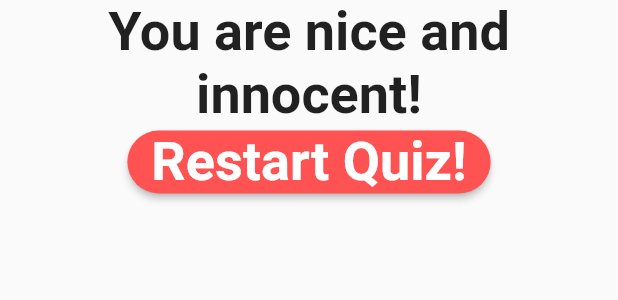
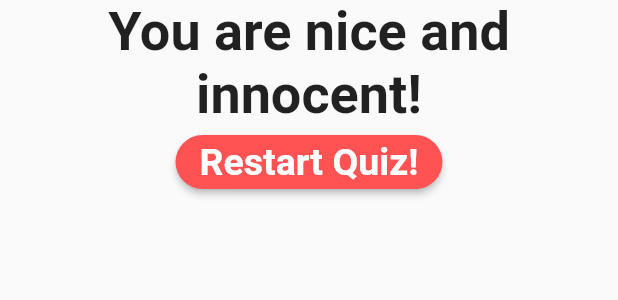
Before and after one commit to sarveshsrv/quizz_app, a Flutter app: the Result widget shown alone on an empty page, opened directly with empty values, on a phone screen of 412 x 824 dp. Shown: the top 300 px of the screen. Run offline on Flutter 3.47's test engine with Material 2 defaults, Android fonts, the phone set to English and light mode, and no system bars.

Commit message:
fonts and map cahnged

```diff
--- a/lib/quizz.dart
+++ b/lib/quizz.dart
@@ -21,8 +21,8 @@ class Quiz extends StatelessWidget {
         Question(
           questions[questionIndex]['questionText'],
         ),
-        ...(questions[questionIndex]['answers'] as List<Map<String,Object>>).map((answer) {
-          return Answer(()=> answerQuestion(answer[score]), answer['text']);
+        ...(questions[questionIndex]['answers'] as List<Map<String, Object>>).map((answer) {
+          return Answer(() => answerQuestion(answer['score']), answer['text']);
         }).toList()
       ],
     );
--- a/lib/result.dart
+++ b/lib/result.dart
@@ -36,7 +36,7 @@ class Result extends StatelessWidget {
         textColor: Colors.white,
         child: Text(
           'Restart Quiz!',
-          style: TextStyle(fontSize: 36, fontWeight: FontWeight.bold),
+          style: TextStyle(fontSize: 25, fontWeight: FontWeight.bold),
         ),
         onPressed: resetHandler,
       ),
```
